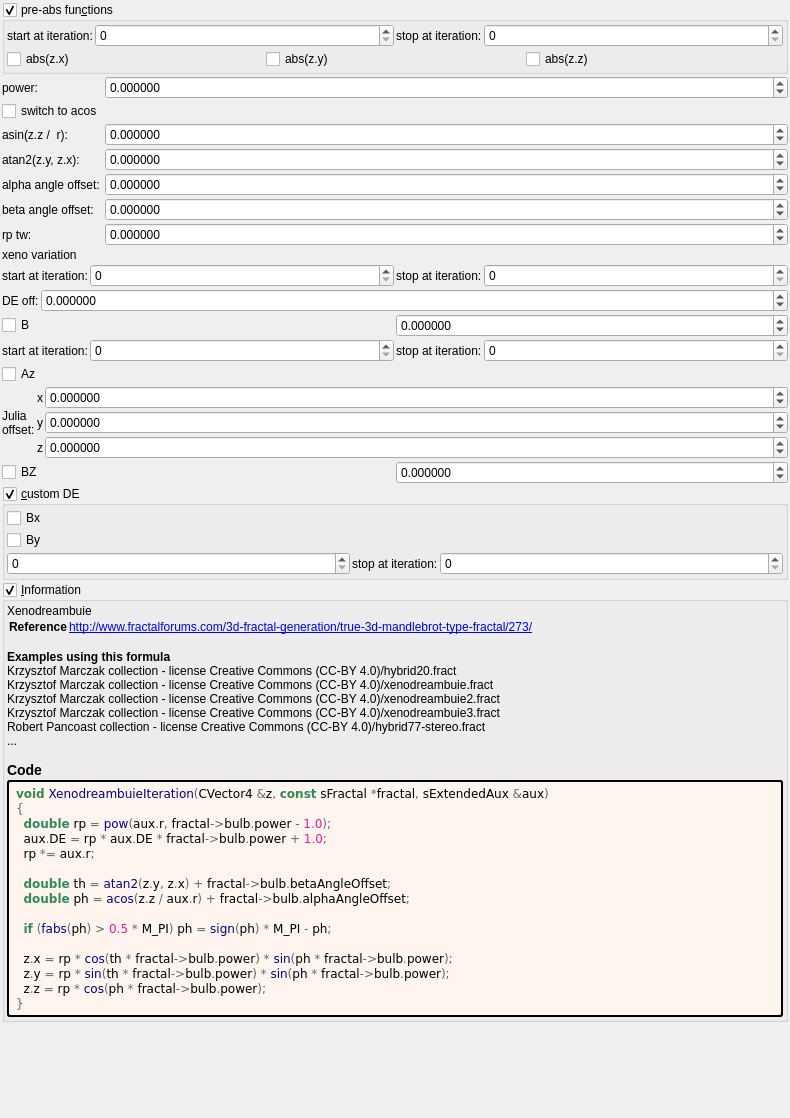
Before: the Qt Designer form mandelbulber2/formula/ui/xenodreambuie_v3.ui in buddhi1980/mandelbulber2, drawn with Qt 5.
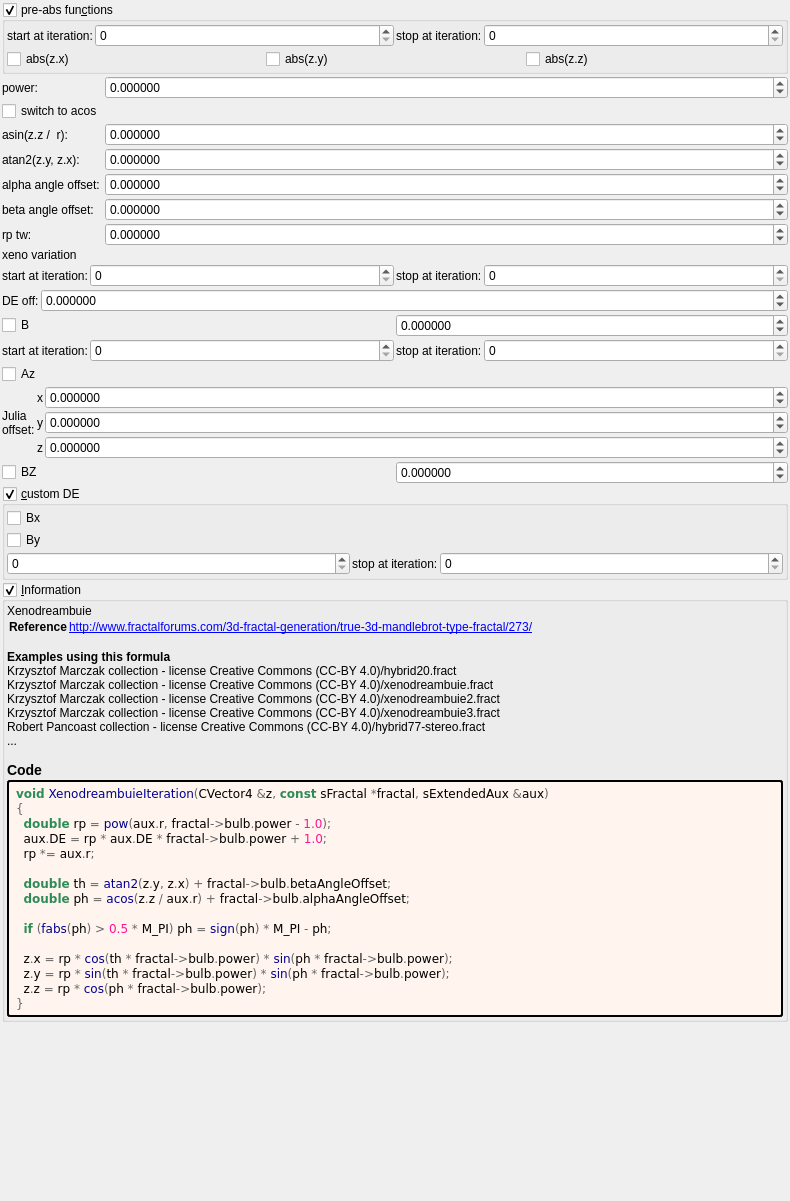
After: the same form once the commit is applied. Custom widgets are drawn as their Qt base class.

```diff
--- a/mandelbulber2/formula/ui/xenodreambuie_v3.ui
+++ b/mandelbulber2/formula/ui/xenodreambuie_v3.ui
@@ -7,7 +7,7 @@
     <x>0</x>
     <y>0</y>
     <width>790</width>
-    <height>1118</height>
+    <height>1201</height>
    </rect>
   </property>
   <property name="windowTitle">
```
